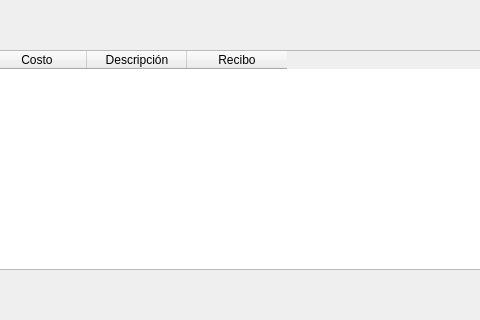
Before: the Qt Designer form src/presentation/inventory/maintenance/maintenancehistorytablewidget.ui in ShibaK7/seminuevos, drawn with Qt 5; both pictures show x 230 to 710 and y 0 to 320 of the 1100 by 320 pixel window.
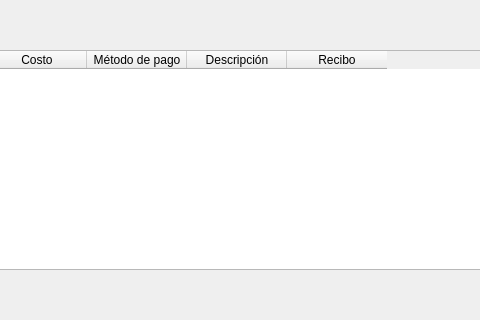
After: the same form once the commit is applied. Custom widgets are drawn as their Qt base class.

The edit to the form file:
```diff
--- a/src/presentation/inventory/maintenance/maintenancehistorytablewidget.ui
+++ b/src/presentation/inventory/maintenance/maintenancehistorytablewidget.ui
@@ -119,6 +119,11 @@
           <string>Costo</string>
          </property>
         </column>
+        <column>
+         <property name="text">
+          <string>Método de pago</string>
+         </property>
+        </column>
         <column>
          <property name="text">
           <string>Descripción</string>
```
